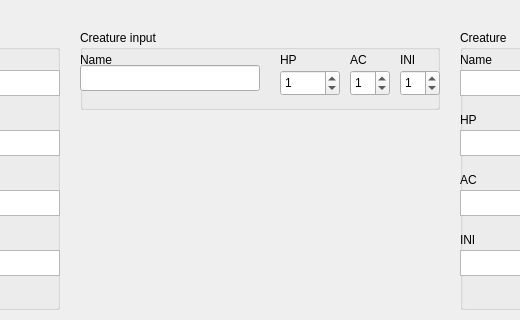
keleumas/DnD-CT, file Combat_Tracker/mainwindow.ui: the form before one commit; both pictures show x 140 to 660 and y 0 to 320 of the 800 by 600 pixel window.
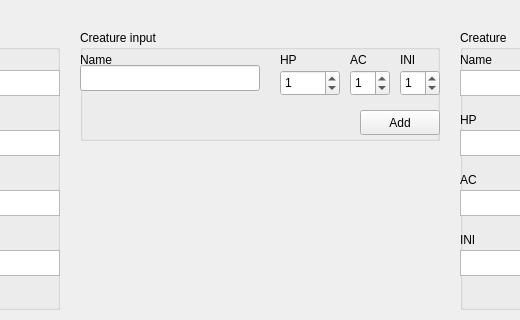
The form after the commit.

```diff
--- a/Combat_Tracker/mainwindow.ui
+++ b/Combat_Tracker/mainwindow.ui
@@ -20,7 +20,7 @@
       <x>220</x>
       <y>30</y>
       <width>360</width>
-      <height>80</height>
+      <height>111</height>
      </rect>
     </property>
     <property name="title">
@@ -133,6 +133,19 @@
       <string/>
      </property>
     </widget>
+    <widget class="QPushButton" name="addButton">
+     <property name="geometry">
+      <rect>
+       <x>280</x>
+       <y>80</y>
+       <width>80</width>
+       <height>25</height>
+      </rect>
+     </property>
+     <property name="text">
+      <string>Add</string>
+     </property>
+    </widget>
    </widget>
    <widget class="QGroupBox" name="creatureDisplay">
     <property name="geometry">
```
